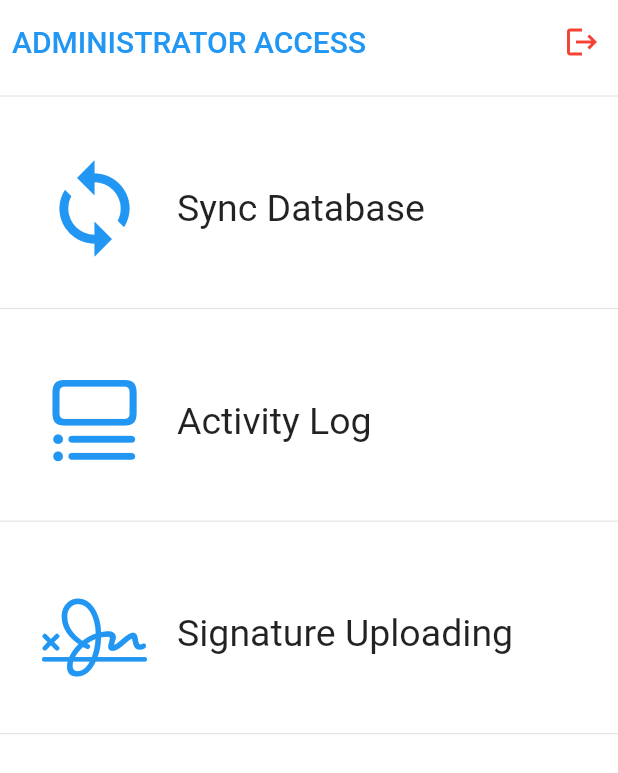
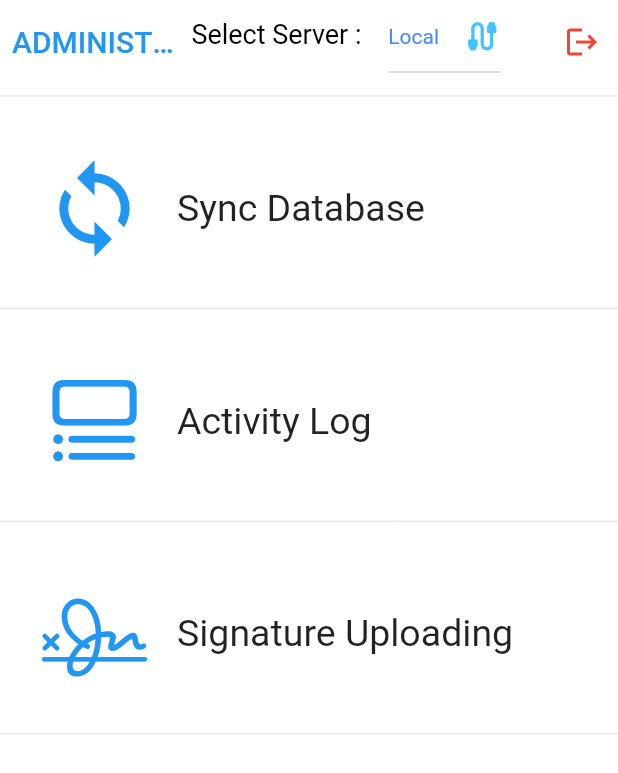
Before and after one commit to Eamce/physicalcountv2, a Flutter app: the AdminDashboardScreen screen opened directly, on a phone screen of 412 x 824 dp. Shown: the top 773 px of the screen. Run offline on Flutter 3.47's test engine with Material 2 defaults, Android fonts, the phone set to English and light mode, and no system bars; our stand-ins replace device_info, dropdown_search, flutter_switch, lottie, page_transition, retry and 2 more; missing offline and left inert: flutter_barcode_scanner, syncfusion_flutter_signaturepad; accounts and stored records are empty; project files that could hold a hidden picture were left out.

Commit message:
add dropdown botton for Server in adminDashboardScreen.dart

```diff
--- a/lib/screens/admin/adminDashboardScreen.dart
+++ b/lib/screens/admin/adminDashboardScreen.dart
@@ -7,6 +7,8 @@ import 'package:physicalcountv2/main.dart';
 import 'package:physicalcountv2/screens/admin/activityLogScreen.dart';
 import 'package:physicalcountv2/screens/admin/signatureCapture.dart';
 import 'package:physicalcountv2/screens/admin/syncDatabaseScreen.dart';
+import 'package:physicalcountv2/services/server_url.dart';
+import 'package:physicalcountv2/services/server_url_list.dart';
 import 'package:physicalcountv2/values/globalVariables.dart';
 import 'package:physicalcountv2/widget/customLogicalModal.dart';
 
@@ -17,6 +19,13 @@ class AdminDashboardScreen extends StatefulWidget {
 }
 
 class _AdminDashboardScreenState extends State<AdminDashboardScreen> {
+
+  //late Servers servers;
+  ServerUrlList sul = ServerUrlList();
+  var server = ServerUrlList().serverUrlKey();
+  var serverName = [''];
+  var _currentItemSelectd = '';
+
   late SqfliteDBHelper _sqfliteDBHelper;
   Logs _log = Logs();
   DateFormat dateFormat = DateFormat("yyyy-MM-dd");
@@ -24,7 +33,11 @@ class _AdminDashboardScreenState extends State<AdminDashboardScreen> {
 
   @override
   void initState() {
+    ServerUrl su = ServerUrl();
     _sqfliteDBHelper = SqfliteDBHelper.instance;
+    serverName.addAll(server);
+    serverName.removeAt(0);
+    _currentItemSelectd = serverName[0];
     if (mounted) setState(() {});
     super.initState();
   }
@@ -48,6 +61,39 @@ class _AdminDashboardScreenState extends State<AdminDashboardScreen> {
             ),
           ),
           actions: <Widget>[
+            Text("Select Server :    ",
+              style: TextStyle(
+                color: Colors.black,
+                height: 2,
+                fontSize: 18,
+              ),
+            ),
+            DropdownButton(
+              value: _currentItemSelectd,
+              items: serverName.map((String dropDownStringItem){
+                return DropdownMenuItem(
+                  value: dropDownStringItem,
+                  child: Text(dropDownStringItem),
+                );
+              }).toList(),
+              onChanged: (String? newValueSelected){
+                ServerUrl su = ServerUrl();
+                ServerUrlList sul = ServerUrlList();
+                print("previous server :: ${su.serverValue}");
+                // _onDropDownItemSelected(newValueSelected);
+                setState(() {
+                  this._currentItemSelectd = newValueSelected!;
+                  su.serverValue = sul.ip(newValueSelected);
+                  print("new server :: ${ServerUrl.urlCI}");
+                });
+              },
+              icon: Icon(Icons.cable_rounded),
+              iconSize: 25,
+              iconEnabledColor: Colors.lightBlueAccent,
+              style: TextStyle(color: Colors.blueAccent),
+              borderRadius: BorderRadius.all(Radius.circular(20)),
+            ),
+            SizedBox(width: 30,),
             IconButton(
               icon: Icon(Icons.logout, color: Colors.red),
               color: Colors.white,
--- a/lib/services/server_url_list.dart
+++ b/lib/services/server_url_list.dart
@@ -1,9 +1,9 @@
 class ServerUrlList{
 
   static var _serverUrlList = {'Local'   : 'http://172.16.163.2:81/pcount_app/',
-    'Alturas' : 'http://172.16.163.2:81/pcount_app/',
-    'Marcela' : 'http://172.16.163.2:81/pcount_app/',
-    'ICM'     : 'http://172.16.163.2:81/pcount_app/',};
+                               'Alturas' : 'http://172.16.163.2:81/pcount_app/',
+                               'Marcela' : 'http://172.16.163.2:81/pcount_app/',
+                               'ICM'     : 'http://172.16.163.2:81/pcount_app/',};
 
   serverUrlKey()=> _serverUrlList.entries.map((e) => e.key).toList();
   serverUrlValue()=> _serverUrlList.entries.map((e) => e.value).toList();
```
